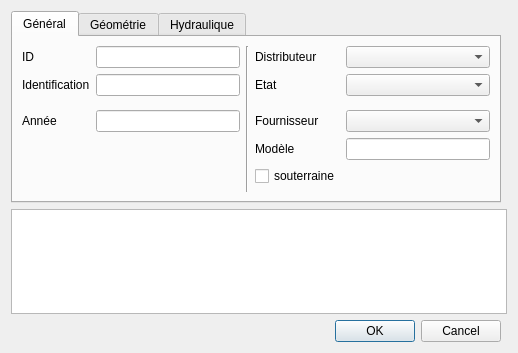
Old version of the form qgis-project/ui_forms/hydrant.ui in the repository qwat/QWAT.
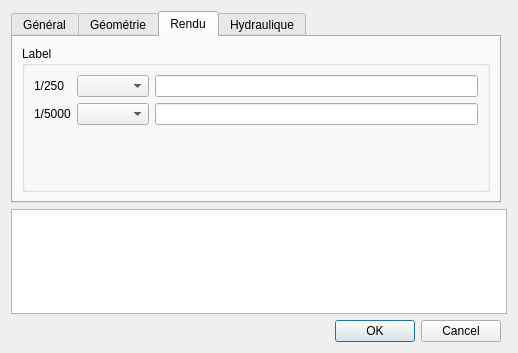
New version of the form. The open tabs and pages were chosen to show the change.

Commit message: update project with separated schema (vl & od) update forms with harmonized labels customization

Diff of the .ui file:
```diff
--- a/qgis-project/ui_forms/hydrant.ui
+++ b/qgis-project/ui_forms/hydrant.ui
@@ -269,6 +269,69 @@
        </item>
       </layout>
      </widget>
+     <widget class="QWidget" name="tab_3">
+      <attribute name="title">
+       <string>Rendu</string>
+      </attribute>
+      <layout class="QGridLayout" name="gridLayout_4">
+       <item row="0" column="0">
+        <widget class="QGroupBox" name="groupBox">
+         <property name="title">
+          <string>Label</string>
+         </property>
+         <layout class="QGridLayout" name="gridLayout_5">
+          <item row="4" column="0">
+           <spacer name="verticalSpacer_2">
+            <property name="orientation">
+             <enum>Qt::Vertical</enum>
+            </property>
+            <property name="sizeHint" stdset="0">
+             <size>
+              <width>20</width>
+              <height>10</height>
+             </size>
+            </property>
+           </spacer>
+          </item>
+          <item row="0" column="0">
+           <widget class="QLabel" name="label_13">
+            <property name="text">
+             <string>1/250</string>
+            </property>
+           </widget>
+          </item>
+          <item row="2" column="1">
+           <widget class="QComboBox" name="label_2_visible">
+            <property name="sizeAdjustPolicy">
+             <enum>QComboBox::AdjustToContents</enum>
+            </property>
+           </widget>
+          </item>
+          <item row="0" column="1">
+           <widget class="QComboBox" name="label_1_visible">
+            <property name="sizeAdjustPolicy">
+             <enum>QComboBox::AdjustToContents</enum>
+            </property>
+           </widget>
+          </item>
+          <item row="2" column="0">
+           <widget class="QLabel" name="label_17">
+            <property name="text">
+             <string>1/5000</string>
+            </property>
+           </widget>
+          </item>
+          <item row="0" column="2">
+           <widget class="QLineEdit" name="label_1_text"/>
+          </item>
+          <item row="2" column="2">
+           <widget class="QLineEdit" name="label_2_text"/>
+          </item>
+         </layout>
+        </widget>
+       </item>
+      </layout>
+     </widget>
      <widget class="QWidget" name="tab_4">
       <attribute name="title">
        <string>Hydraulique</string>
```
The commit also changes 3 other files.
